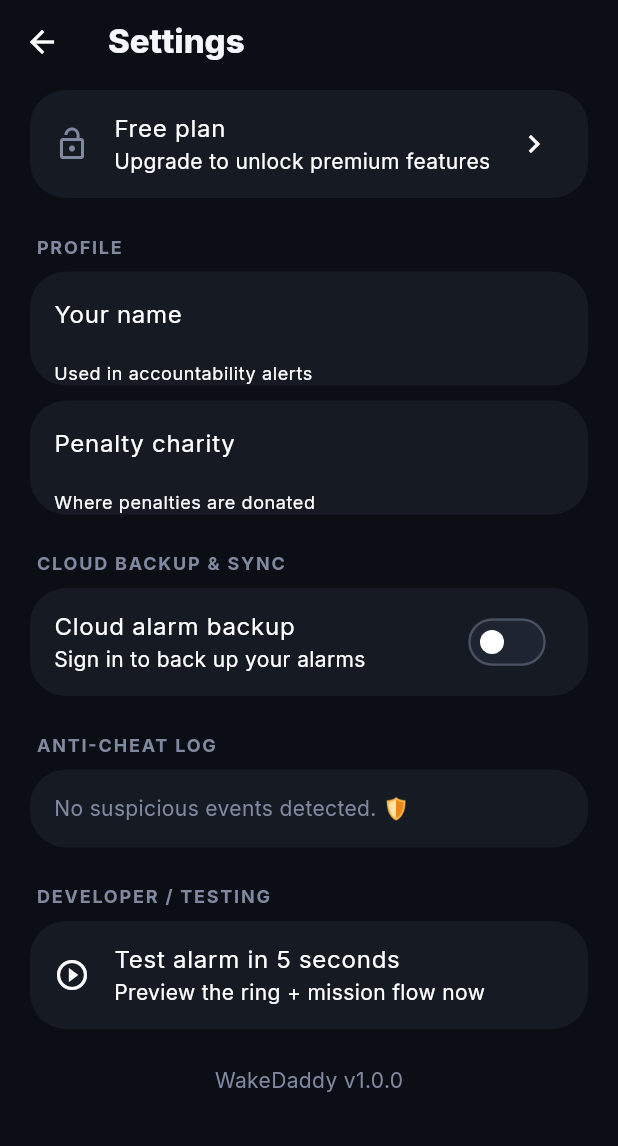
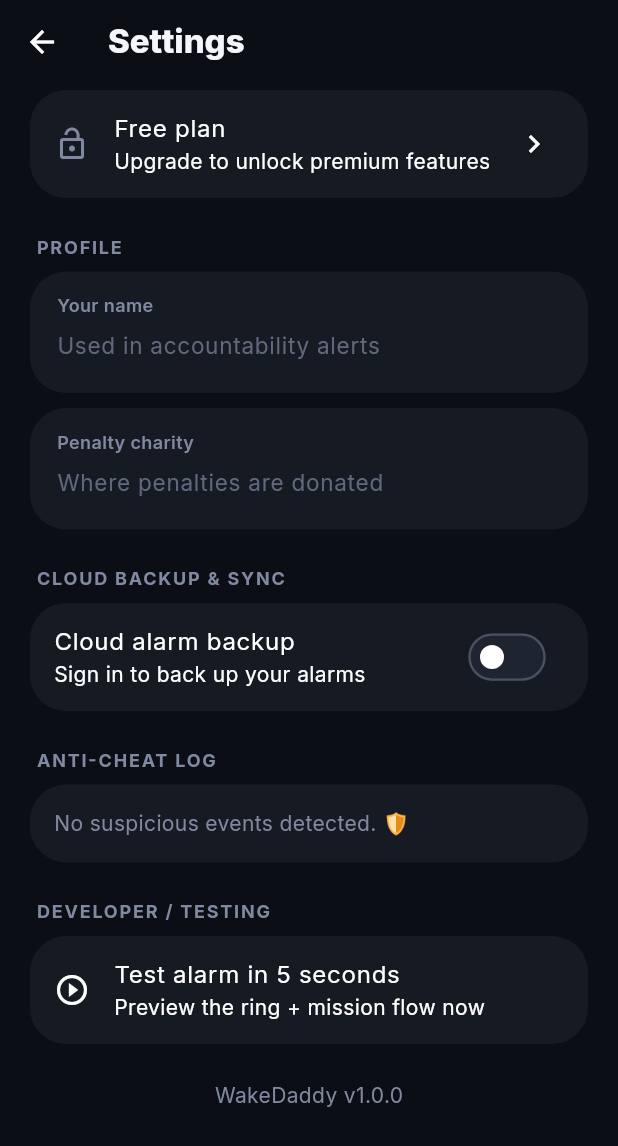
Before and after one commit to shubham9654/wakeup-daddy, a Flutter app: the SettingsScreen screen opened directly, on a phone screen of 412 x 824 dp. Shown: the top 1146 px of the screen. Run offline on Flutter 3.47's test engine with Material 3 defaults, Android fonts, the phone set to English and light mode, and no system bars; our stand-ins replace audioplayers, flutter_riverpod, google_fonts, hive_ce_flutter, image_picker, pedometer and 1 more; missing offline and left inert: alarm, mobile_scanner; accounts and stored records are empty.

Commit message:
Fix settings UI: switch thumb visibility and editable profile fields
- Remove activeThumbColor overrides on all SwitchListTiles (settings + editor)
  that forced a purple thumb on a purple track, producing the invisible "blob".
  Switches now use the themed white thumb on a primary track.
- Restyle profile text settings as clear editable fields (caption label + value
  input with hint) instead of cards that looked static.
- Use TextFormField.initialValue instead of recreating a controller each build.

```diff
--- a/lib/features/edit/edit_alarm_screen.dart
+++ b/lib/features/edit/edit_alarm_screen.dart
@@ -369,7 +369,6 @@ class _EditAlarmScreenState extends ConsumerState<EditAlarmScreen> {
         title: const Text('Gradually increase volume'),
         subtitle: Text('Ramp up over $_gradualSeconds s'),
         contentPadding: EdgeInsets.zero,
-        activeThumbColor: AppColors.primary,
       ),
       if (_gradual)
         Slider(
@@ -385,7 +384,6 @@ class _EditAlarmScreenState extends ConsumerState<EditAlarmScreen> {
         onChanged: (v) => setState(() => _vibrate = v),
         title: const Text('Vibrate'),
         contentPadding: EdgeInsets.zero,
-        activeThumbColor: AppColors.primary,
       ),
       SwitchListTile(
         value: _flash,
@@ -393,7 +391,6 @@ class _EditAlarmScreenState extends ConsumerState<EditAlarmScreen> {
         title: const Text('Flash screen'),
         subtitle: const Text('Strobe the screen to wake you'),
         contentPadding: EdgeInsets.zero,
-        activeThumbColor: AppColors.primary,
       ),
     ];
   }
@@ -406,7 +403,6 @@ class _EditAlarmScreenState extends ConsumerState<EditAlarmScreen> {
         onChanged: (v) => setState(() => _snooze = v),
         title: const Text('Allow snooze'),
         contentPadding: EdgeInsets.zero,
-        activeThumbColor: AppColors.primary,
       ),
       if (_snooze) ...[
         _stepperRow('Snooze length', '$_snoozeMin min',
@@ -521,7 +517,6 @@ class _EditAlarmScreenState extends ConsumerState<EditAlarmScreen> {
         title: const Text('Penalty mode'),
         subtitle: Text('Donate ₹$_penaltyAmount to charity if ignored'),
         contentPadding: EdgeInsets.zero,
-        activeThumbColor: AppColors.primary,
       ),
       if (_penalty)
         Slider(
@@ -545,7 +540,6 @@ class _EditAlarmScreenState extends ConsumerState<EditAlarmScreen> {
         title: const Text('Accountability mode'),
         subtitle: const Text('Notify a friend if I don\'t wake up'),
         contentPadding: EdgeInsets.zero,
-        activeThumbColor: AppColors.primary,
       ),
       if (_accountability)
         TextField(
@@ -569,7 +563,6 @@ class _EditAlarmScreenState extends ConsumerState<EditAlarmScreen> {
         title: const Text('Morning routine'),
         subtitle: const Text('Run a routine after dismiss'),
         contentPadding: EdgeInsets.zero,
-        activeThumbColor: AppColors.primary,
       ),
       if (_routine)
         ...RoutineAction.values.map((a) => CheckboxListTile(
--- a/lib/features/settings/settings_screen.dart
+++ b/lib/features/settings/settings_screen.dart
@@ -62,7 +62,6 @@ class _SettingsScreenState extends ConsumerState<SettingsScreen> {
           Card(
             child: SwitchListTile(
               value: cloud.isSignedIn,
-              activeThumbColor: AppColors.primary,
               title: const Text('Cloud alarm backup'),
               subtitle: Text(cloud.isSignedIn
                   ? 'Alarms auto-sync on every change'
@@ -150,19 +149,35 @@ class _SettingsScreenState extends ConsumerState<SettingsScreen> {
       );
 
   Widget _textSetting(String label, String key, String hint) {
-    final controller = TextEditingController(
-        text: Storage.instance.getSetting<String>(key, '') ?? '');
+    final stored = Storage.instance.getSetting<String>(key, '') ?? '';
     return Card(
       child: Padding(
-        padding: const EdgeInsets.symmetric(horizontal: 16),
-        child: TextField(
-          controller: controller,
-          decoration: InputDecoration(
-            labelText: label,
-            helperText: hint,
-            border: InputBorder.none,
-          ),
-          onChanged: (v) => Storage.instance.setSetting(key, v),
+        padding: const EdgeInsets.fromLTRB(18, 14, 18, 14),
+        child: Column(
+          crossAxisAlignment: CrossAxisAlignment.start,
+          children: [
+            Text(label,
+                style: const TextStyle(
+                    color: AppColors.textMuted,
+                    fontSize: 12,
+                    fontWeight: FontWeight.w600)),
+            TextFormField(
+              initialValue: stored,
+              onChanged: (v) => Storage.instance.setSetting(key, v),
+              style: const TextStyle(
+                  fontSize: 16, fontWeight: FontWeight.w600),
+              decoration: InputDecoration(
+                isDense: true,
+                contentPadding: const EdgeInsets.symmetric(vertical: 6),
+                border: InputBorder.none,
+                hintText: hint,
+                hintStyle: TextStyle(
+                    color: AppColors.textMuted.withValues(alpha: .7),
+                    fontWeight: FontWeight.w400,
+                    fontSize: 15),
+              ),
+            ),
+          ],
         ),
       ),
     );
```
